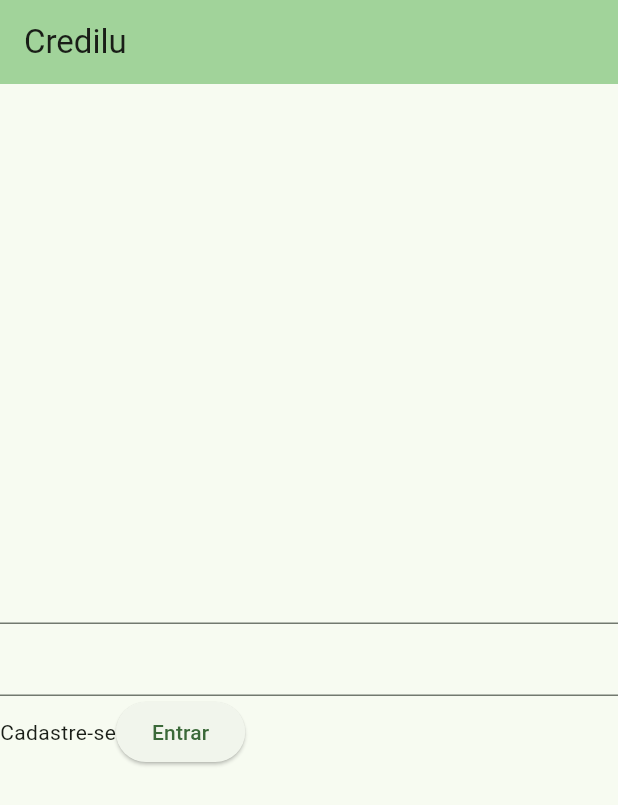
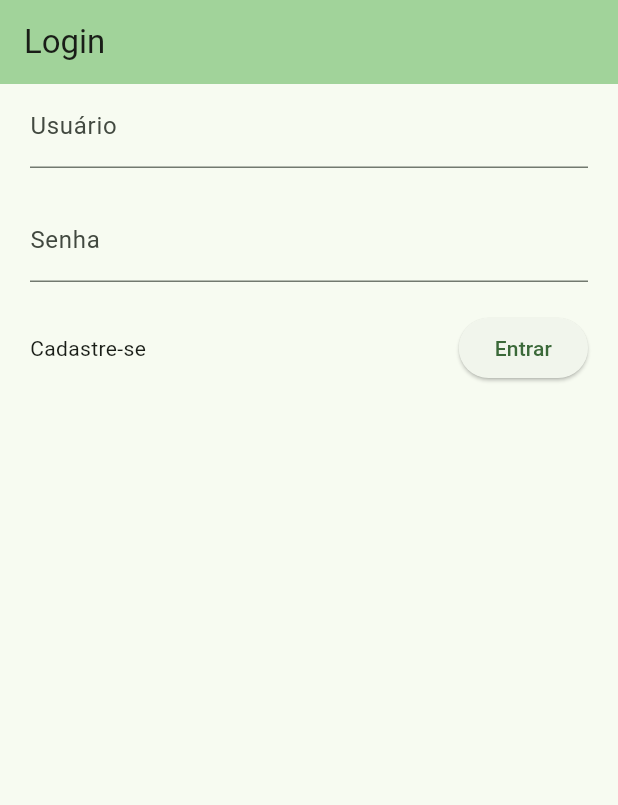
Before and after one commit to luisSancho1234/credilu-flutter, a Flutter app: the screen it shows after launch, on a phone screen of 412 x 824 dp. Shown: the top 805 px of the screen. Run offline on Flutter 3.47's test engine with Material 3 defaults, Android fonts, the phone set to English and light mode, and no system bars.

Commit message:
login ok

```diff
--- a/lib/main.dart
+++ b/lib/main.dart
@@ -1,3 +1,4 @@
+import 'package:credilu/views/login_view.dart';
 import 'package:flutter/material.dart';
 
 void main() {
@@ -16,55 +17,7 @@ class MyApp extends StatelessWidget {
         colorScheme: ColorScheme.fromSeed(seedColor: Colors.green),
         useMaterial3: true,
       ),
-      home: const MyHomePage(title: 'Credilu'),
+      home: LoginView(),
     );
   }
 }
-
-class MyHomePage extends StatefulWidget {
-  const MyHomePage({super.key, required this.title});
-
-  final String title;
-
-  @override
-  State<MyHomePage> createState() => _MyHomePageState();
-}
-
-class _MyHomePageState extends State<MyHomePage> {
-
-  var usernameControl = TextEditingController();
-  var passwordControl = TextEditingController();
-
-  login() => null;
-
-
-
-  @override
-  Widget build(BuildContext context) {
-    return Scaffold(
-      appBar: AppBar(
-        backgroundColor: Theme.of(context).colorScheme.inversePrimary,
-        title: Text(widget.title),
-      ),
-      body: Center(
-        child: SingleChildScrollView(
-          child: Column(
-              children:[
-              TextFormField(
-                controller: usernameControl,
-              ),
-              TextFormField(
-                controller: passwordControl,
-              ),
-              Row(
-                children: [
-                  GestureDetector(child: const Text('Cadastre-se')),
-                  ElevatedButton(onPressed: login, child: Text('Entrar')),
-                ],
-              )
-          ])
-        ),
-      ),
-    );
-  }
-}
--- /dev/null
+++ b/lib/services/login_service.dart
@@ -0,0 +1,29 @@
+import 'dart:async';
+import 'dart:convert';
+import 'package:flutter/material.dart';
+import 'package:http/http.dart' as http;
+
+class LoginService {
+  final String apiUrl = 'http://10.0.2.2:8080/security/authenticate'; // Substitua pela sua URL
+
+  Future<Map<String, dynamic>> login(String username, String password) async {
+    final response = await http.post(
+      Uri.parse(apiUrl),
+      headers: <String, String>{
+        'Content-Type': 'application/json; charset=UTF-8',
+      },
+      body: jsonEncode(<String, String>{
+        'username': username,
+        'password': password,
+      }),
+    );
+
+
+    if (response.statusCode == 200) {
+      debugPrint('oi${response.body}');
+      return jsonDecode(response.body); // Retorna os dados se o login for bem-sucedido
+    } else {
+      throw Exception('Falha no login');
+    }
+  }
+}
--- /dev/null
+++ b/lib/views/login_view.dart
@@ -0,0 +1,119 @@
+import 'package:credilu/services/login_service.dart';
+import 'package:flutter/material.dart';
+
+class LoginView extends StatefulWidget {
+  final title = 'Login';
+
+  LoginView({super.key});
+
+  @override
+  _LoginViewState createState() => _LoginViewState();
+}
+
+class _LoginViewState extends State<LoginView> {
+  final TextEditingController usernameControl = TextEditingController();
+  final TextEditingController passwordControl = TextEditingController();
+
+  String usernameText = '';
+  String passwordText = '';
+  bool isLoading = false; // Para indicar o carregamento
+
+  LoginService loginService = LoginService(); // Instanciando o serviço de login
+
+  void login() async {
+    setState(() {
+      isLoading = true;
+    });
+
+    try {
+      final response = await loginService.login(
+        usernameControl.text,
+        passwordControl.text,
+      );
+      // Aqui você pode tratar a resposta do login
+      if (response.isNotEmpty) {
+        // Login bem-sucedido
+        ScaffoldMessenger.of(context).showSnackBar(
+          SnackBar(content: Text('Login realizado com sucesso!')),
+        );
+        // Navegar para outra página ou outra lógica
+      } else {
+        // Falha no login
+        ScaffoldMessenger.of(context).showSnackBar(
+          SnackBar(content: Text('Usuário ou senha incorretos')),
+        );
+      }
+    } catch (e) {
+      ScaffoldMessenger.of(context).showSnackBar(
+        SnackBar(content: Text(e.toString())),
+      );
+    } finally {
+      setState(() {
+        isLoading = false;
+      });
+    }
+  }
+
+  @override
+  void initState() {
+    super.initState();
+  }
+
+  @override
+  Widget build(BuildContext context) {
+    return Scaffold(
+      appBar: AppBar(
+        backgroundColor: Theme.of(context).colorScheme.inversePrimary,
+        title: Text(widget.title),
+      ),
+      body: SingleChildScrollView(
+        child: Padding(
+          padding: const EdgeInsets.symmetric(horizontal: 20.0),
+          child: Column(
+            children: [
+              TextFormField(
+                controller: usernameControl,
+                decoration: const InputDecoration(
+                  labelText: 'Usuário',
+                ),
+              ),
+              const SizedBox(height: 20),
+              TextFormField(
+                controller: passwordControl,
+                decoration: const InputDecoration(
+                  labelText: 'Senha',
+                ),
+                obscureText: true, // Para esconder a senha
+              ),
+              const SizedBox(height: 20),
+              isLoading
+                  ? CircularProgressIndicator() // Exibe um indicador de carregamento enquanto a requisição é feita
+                  : Row(
+                    children: [
+                      GestureDetector(
+                        child: const Text('Cadastre-se'),
+                        onTap: () {
+                          debugPrint('oi');
+                        },
+                      ),
+                      const Spacer(),
+                      ElevatedButton(
+                        onPressed: login,
+                        child: const Text('Entrar'),
+                      ),
+                ],
+              ),
+            ],
+          ),
+        ),
+      ),
+    );
+  }
+
+  @override
+  void dispose() {
+    usernameControl.dispose();
+    passwordControl.dispose();
+    super.dispose();
+  }
+}
--- a/pubspec.yaml
+++ b/pubspec.yaml
@@ -30,7 +30,7 @@ environment:
 dependencies:
   flutter:
     sdk: flutter
-
+  http: ^0.13.5
 
   # The following adds the Cupertino Icons font to your application.
   # Use with the CupertinoIcons class for iOS style icons.
```
Also changed, not shown: pubspec.lock.
